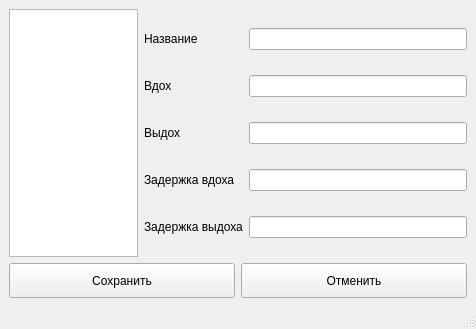
Above: src/SettingsWindow/settings.ui from dvarubla/breathe_trainer before the change. Below: the same form after it.
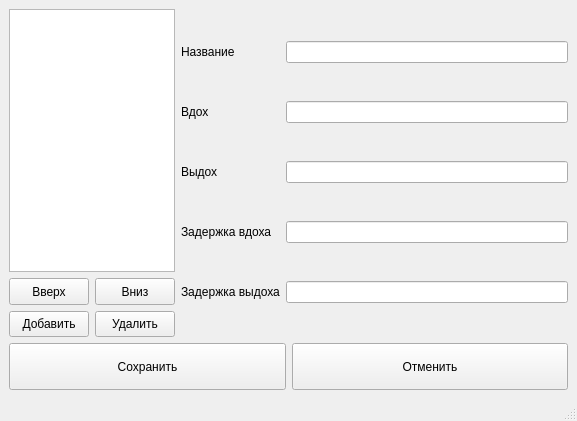
That is the form after the change.

Commit message: Moving profiles up and down

Diff of the .ui file:
```diff
--- a/src/SettingsWindow/settings.ui
+++ b/src/SettingsWindow/settings.ui
@@ -6,18 +6,15 @@
    <rect>
     <x>0</x>
     <y>0</y>
-    <width>476</width>
-    <height>329</height>
+    <width>577</width>
+    <height>421</height>
    </rect>
   </property>
   <property name="windowTitle">
    <string>MainWindow</string>
   </property>
   <widget class="QWidget" name="centralwidget">
-   <layout class="QGridLayout" name="gridLayout" rowstretch="7,1" columnstretch="2,5">
-    <item row="0" column="0">
-     <widget class="QListWidget" name="profilesList"/>
-    </item>
+   <layout class="QGridLayout" name="gridLayout" rowstretch="7,1,0" columnstretch="2,5">
     <item row="0" column="1">
      <layout class="QGridLayout" name="gridLayout_2">
       <item row="4" column="0">
@@ -72,6 +69,65 @@
       </item>
      </layout>
     </item>
+    <item row="0" column="0">
+     <layout class="QGridLayout" name="gridLayout_3" rowstretch="10,1,1,0">
+      <item row="0" column="0" colspan="2">
+       <widget class="QListWidget" name="profilesList"/>
+      </item>
+      <item row="1" column="0">
+       <widget class="QPushButton" name="moveUpBtn">
+        <property name="sizePolicy">
+         <sizepolicy hsizetype="Minimum" vsizetype="Minimum">
+          <horstretch>0</horstretch>
+          <verstretch>0</verstretch>
+         </sizepolicy>
+        </property>
+        <property name="text">
+         <string>Вверх</string>
+        </property>
+       </widget>
+      </item>
+      <item row="1" column="1">
+       <widget class="QPushButton" name="moveDownBtn">
+        <property name="sizePolicy">
+         <sizepolicy hsizetype="Minimum" vsizetype="Minimum">
+          <horstretch>0</horstretch>
+          <verstretch>0</verstretch>
+         </sizepolicy>
+        </property>
+        <property name="text">
+         <string>Вниз</string>
+        </property>
+       </widget>
+      </item>
+      <item row="2" column="1">
+       <widget class="QPushButton" name="deleteButton">
+        <property name="sizePolicy">
+         <sizepolicy hsizetype="Minimum" vsizetype="Minimum">
+          <horstretch>0</horstretch>
+          <verstretch>0</verstretch>
+         </sizepolicy>
+        </property>
+        <property name="text">
+         <string>Удалить</string>
+        </property>
+       </widget>
+      </item>
+      <item row="2" column="0">
+       <widget class="QPushButton" name="addBtn">
+        <property name="sizePolicy">
+         <sizepolicy hsizetype="Minimum" vsizetype="Minimum">
+          <horstretch>0</horstretch>
+          <verstretch>0</verstretch>
+         </sizepolicy>
+        </property>
+        <property name="text">
+         <string>Добавить</string>
+        </property>
+       </widget>
+      </item>
+     </layout>
+    </item>
     <item row="1" column="0" colspan="2">
      <layout class="QHBoxLayout" name="horizontalLayout">
       <item>
```
Left out of the diff: 10 changed lines with no effect on the pictures. The commit also changes 11 other files.
